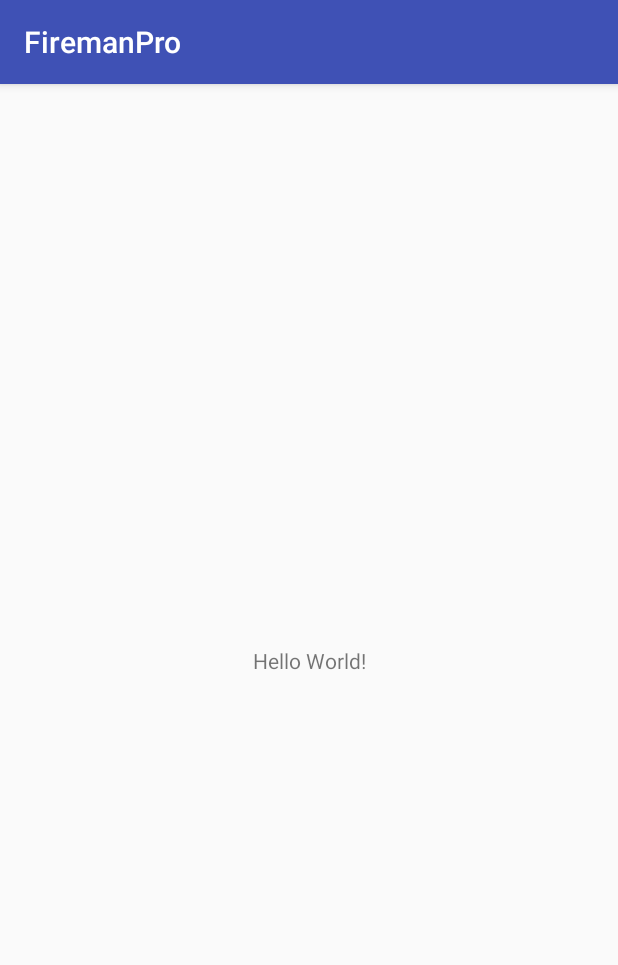
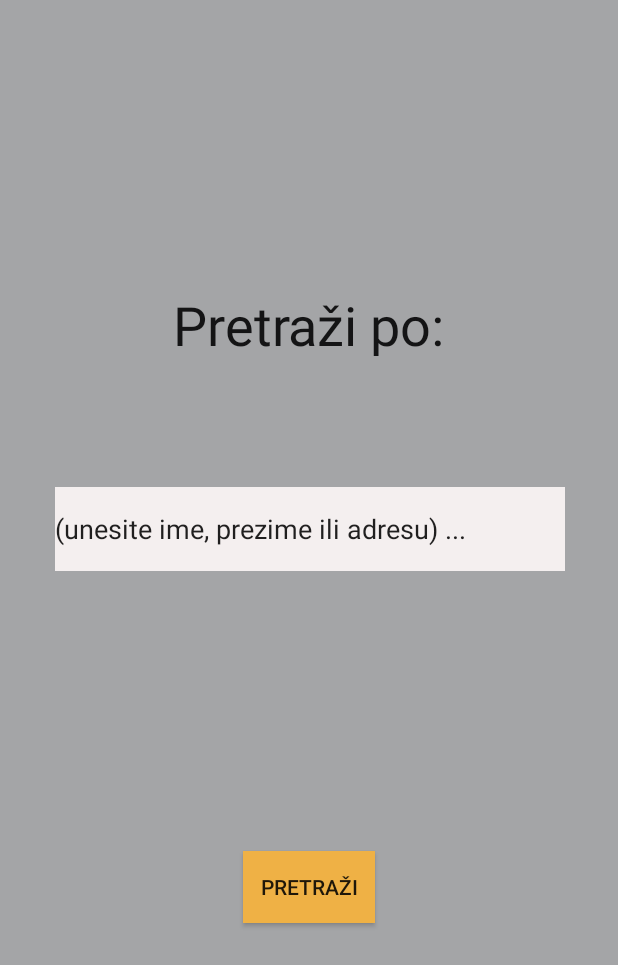
Before and after one commit to zoky001/FiremanPro, an Android app: the screen it shows after launch (MainActivity), on a phone screen of 412 x 824 dp. Shown: the top 965 px of the screen. Run offline under Robolectric (Android 15) with nearby library versions, the phone set to English and light mode, and no system bars; our stand-ins replace ButterKnife.

Commit message:
Početna aktivnost dodana (za pretragu kuća)
Dizajn početnog zaslona za pretraživanje, button na novi screen, dodani adapteri i viewholder za prikaz rezultata pretrage (NEDOVRŠENO) , demo za probu

```diff
--- a/FiremanPro/app/src/main/AndroidManifest.xml
+++ b/FiremanPro/app/src/main/AndroidManifest.xml
@@ -8,7 +8,7 @@
         android:label="@string/app_name"
         android:roundIcon="@mipmap/ic_launcher_round"
         android:supportsRtl="true"
-        android:theme="@style/AppTheme">
+        android:theme="@style/FiremanProTheme">
         <activity android:name=".MainActivity">
             <intent-filter>
                 <action android:name="android.intent.action.MAIN" />
@@ -16,6 +16,7 @@
                 <category android:name="android.intent.category.LAUNCHER" />
             </intent-filter>
         </activity>
+        <activity android:name=".SearchingResultsActivity"></activity>
     </application>
 
 </manifest>
--- a/FiremanPro/app/src/main/java/com/project/air/firemanpro/MainActivity.java
+++ b/FiremanPro/app/src/main/java/com/project/air/firemanpro/MainActivity.java
@@ -1,7 +1,12 @@
 package com.project.air.firemanpro;
 
+import android.content.Intent;
 import android.support.v7.app.AppCompatActivity;
 import android.os.Bundle;
+import android.view.View;
+import android.widget.Button;
+
+import butterknife.Bind;
 
 public class MainActivity extends AppCompatActivity {
 
@@ -9,5 +14,15 @@ public class MainActivity extends AppCompatActivity {
     protected void onCreate(Bundle savedInstanceState) {
         super.onCreate(savedInstanceState);
         setContentView(R.layout.activity_main);
+
+        Button search = (Button) findViewById(R.id.buttonSearching);
+
+        search.setOnClickListener(new View.OnClickListener(){
+            @Override
+            public void onClick(View view) {
+                Intent Intent = new Intent(view.getContext(), SearchingResultsActivity.class);
+                view.getContext().startActivity(Intent);
+            }
+        });
     }
 }
--- a/FiremanPro/app/src/main/res/layout/activity_main.xml
+++ b/FiremanPro/app/src/main/res/layout/activity_main.xml
@@ -1,18 +1,68 @@
 <?xml version="1.0" encoding="utf-8"?>
-<android.support.constraint.ConstraintLayout xmlns:android="http://schemas.android.com/apk/res/android"
+<android.support.constraint.ConstraintLayout
+    xmlns:android="http://schemas.android.com/apk/res/android"
     xmlns:app="http://schemas.android.com/apk/res-auto"
     xmlns:tools="http://schemas.android.com/tools"
     android:layout_width="match_parent"
     android:layout_height="match_parent"
-    tools:context="com.project.air.firemanpro.MainActivity">
+    android:background="@color/colorPrimary">
 
     <TextView
-        android:layout_width="wrap_content"
-        android:layout_height="wrap_content"
-        android:text="Hello World!"
+        android:id="@+id/textViewSearch"
+        android:layout_width="207dp"
+        android:layout_height="45dp"
+        android:layout_marginBottom="24dp"
+        android:layout_marginLeft="0dp"
+        android:layout_marginRight="8dp"
+        android:layout_marginTop="10dp"
+        android:text="Pretraži po:"
+        android:textAlignment="center"
+        android:textSize="36dp"
+        android:fontFamily="sans-serif"
+        android:textColor="@color/colorPrimaryDark"
+        app:layout_constraintBottom_toBottomOf="parent"
+        app:layout_constraintHorizontal_bias="0.519"
+        app:layout_constraintLeft_toLeftOf="parent"
+        app:layout_constraintRight_toRightOf="parent"
+        app:layout_constraintTop_toTopOf="parent"
+        app:layout_constraintVertical_bias="0.244">
+    </TextView>
+
+    <EditText
+        android:id="@+id/editTextInput"
+        android:layout_width="340dp"
+        android:layout_height="56dp"
+        android:layout_marginLeft="8dp"
+        android:layout_marginRight="8dp"
+        android:ems="10"
+        android:inputType="text"
+        android:text="(unesite ime, prezime ili adresu) ..."
+        android:background="@color/colorInput"
         app:layout_constraintBottom_toBottomOf="parent"
         app:layout_constraintLeft_toLeftOf="parent"
         app:layout_constraintRight_toRightOf="parent"
-        app:layout_constraintTop_toTopOf="parent" />
+        app:layout_constraintTop_toTopOf="parent"
+        app:layout_constraintVertical_bias="0.423"
+        app:layout_constraintHorizontal_bias="0.513"></EditText>
+
+    <Button
+        android:id="@+id/buttonSearching"
+        android:layout_width="wrap_content"
+        android:layout_height="wrap_content"
+        android:layout_marginBottom="8dp"
+        android:layout_marginLeft="8dp"
+        android:layout_marginRight="8dp"
+        android:layout_marginTop="16dp"
+        android:clickable="true"
+        android:text="PRETRAŽI"
+        android:background="@color/colorButton"
+        app:layout_constraintBottom_toBottomOf="parent"
+        app:layout_constraintLeft_toLeftOf="parent"
+        app:layout_constraintRight_toRightOf="parent"
+        app:layout_constraintTop_toTopOf="parent"
+        app:layout_constraintVertical_bias="0.733">
+
+    </Button>
+
 
 </android.support.constraint.ConstraintLayout>
--- a/FiremanPro/app/src/main/res/values/colors.xml
+++ b/FiremanPro/app/src/main/res/values/colors.xml
@@ -1,6 +1,8 @@
 <?xml version="1.0" encoding="utf-8"?>
 <resources>
-    <color name="colorPrimary">#3F51B5</color>
-    <color name="colorPrimaryDark">#303F9F</color>
-    <color name="colorAccent">#FF4081</color>
+    <color name="colorPrimary">#a4a5a7</color>
+    <color name="colorPrimaryDark">#141415</color>
+    <color name="colorAccent">#131313</color>
+    <color name="colorInput">#f4efef</color>
+    <color name="colorButton">#efb145</color>
 </resources>
--- a/FiremanPro/app/src/main/res/values/styles.xml
+++ b/FiremanPro/app/src/main/res/values/styles.xml
@@ -1,11 +1,15 @@
 <resources>
 
-    <!-- Base application theme. -->
-    <style name="AppTheme" parent="Theme.AppCompat.Light.DarkActionBar">
-        <!-- Customize your theme here. -->
-        <item name="colorPrimary">@color/colorPrimary</item>
-        <item name="colorPrimaryDark">@color/colorPrimaryDark</item>
-        <item name="colorAccent">@color/colorAccent</item>
+    <style name="FiremanProTheme" parent="FiremanProTheme.Base"></style>
+        <style name="FiremanProTheme.Base"
+            parent="Theme.AppCompat.Light.DarkActionBar">
+            <item name="windowNoTitle">true</item>
+            <item name="colorPrimary">@color/colorPrimary</item>
+            <item name="colorPrimaryDark">@color/colorPrimaryDark</item>
+            <item name="colorAccent">@color/colorAccent</item>
+            <item name="editTextColor">@color/colorInput</item>
+            <item name="colorButtonNormal">@color/colorButton</item>
     </style>
 
+
 </resources>
```
Also changed, not shown: FiremanPro/app/build.gradle (+8 -0 lines), FiremanPro/app/src/main/java/com/project/air/firemanpro/DbResult.java (added, +42 -0 lines), FiremanPro/app/src/main/java/com/project/air/firemanpro/SearchingResultsActivity.java (added, +32 -0 lines), FiremanPro/app/src/main/java/com/project/air/firemanpro/adapters/SearchResultsRecyclerAdapter.java (added, +46 -0 lines), FiremanPro/app/src/main/java/com/project/air/firemanpro/helpers/MockDataLoader.java (added, +20 -0 lines), FiremanPro/app/src/main/java/com/project/air/firemanpro/viewholders/ResultViewHolder.java (added, +47 -0 lines), FiremanPro/app/src/main/res/layout/activity_searching_results.xml (added, +26 -0 lines), FiremanPro/app/src/main/res/layout/result_item.xml (added, +70 -0 lines).
